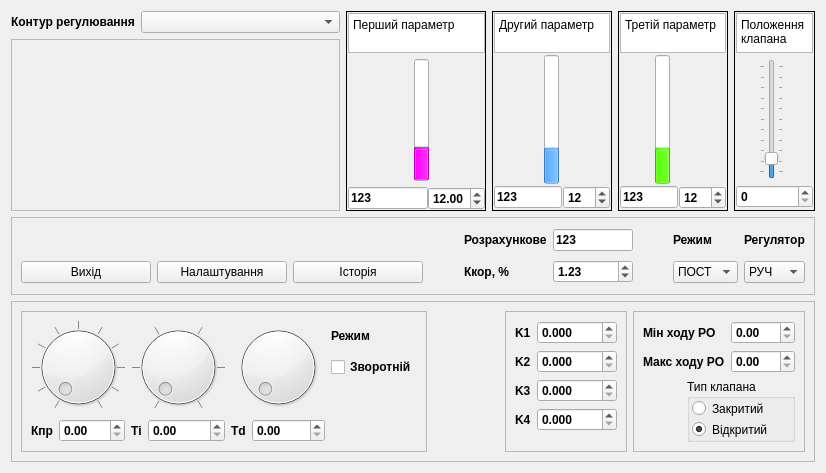
First picture: the form in panelReg/panelReg.ui, repository vanessaorgua/lib, before the edit.
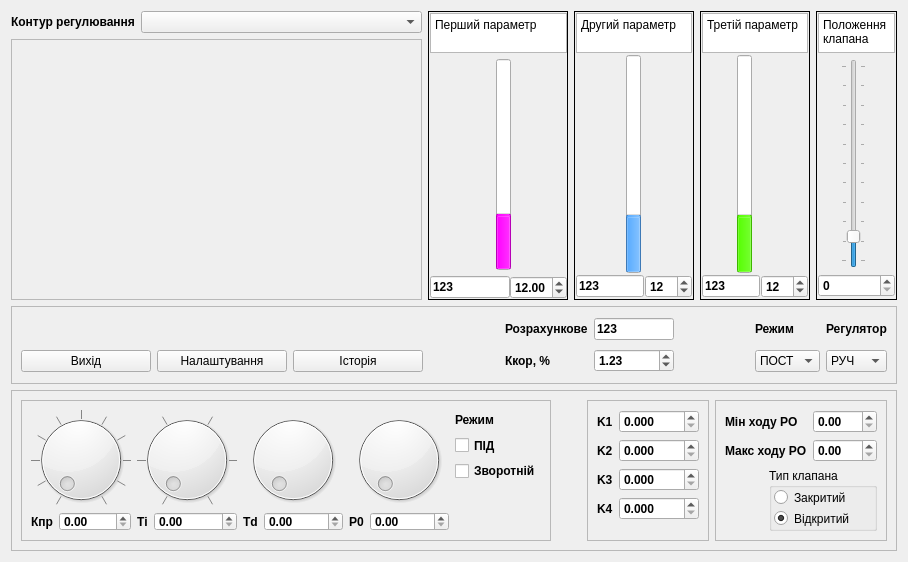
Second picture: the form after the edit. Icons and pictures are not drawn. Custom widgets are drawn as their Qt base class.

Commit message:
Модифіковано панель регулятора: додано два значення P0 та Mode. Ця корекція вимагає модифікації всі reg.txt файлів. Наразі потрібно модифікувати ці файли в наступних проектах: talne/satur/scada dondushen/satur/scada Linovitsa/kf-1000/scada Linovitsa/filters Хоча останній проект в принципі потрібно сильно модифікувати.
Також в черговий раз модифіковано LogSQLite

```diff
--- a/panelReg/panelReg.ui
+++ b/panelReg/panelReg.ui
@@ -6,8 +6,8 @@
    <rect>
     <x>0</x>
     <y>0</y>
-    <width>826</width>
-    <height>473</height>
+    <width>908</width>
+    <height>562</height>
    </rect>
   </property>
   <property name="windowTitle">
@@ -922,26 +922,7 @@
          <enum>QFrame::Raised</enum>
         </property>
         <layout class="QGridLayout" name="gridLayout">
-         <item row="0" column="4" rowspan="3" colspan="2">
-          <widget class="QDial" name="dialTd">
-           <property name="whatsThis">
-            <string>зміщення виходу для пропорційного регулятора</string>
-           </property>
-           <property name="maximum">
-            <number>500</number>
-           </property>
-           <property name="wrapping">
-            <bool>false</bool>
-           </property>
-           <property name="notchTarget">
-            <double>50.000000000000000</double>
-           </property>
-           <property name="notchesVisible">
-            <bool>false</bool>
-           </property>
-          </widget>
-         </item>
-         <item row="3" column="1">
+         <item row="4" column="1">
           <widget class="QDoubleSpinBox" name="sbKpr">
            <property name="font">
             <font>
@@ -957,7 +938,7 @@
            </property>
           </widget>
          </item>
-         <item row="3" column="3">
+         <item row="4" column="3">
           <widget class="QDoubleSpinBox" name="sbTi">
            <property name="font">
             <font>
@@ -976,7 +957,7 @@
            </property>
           </widget>
          </item>
-         <item row="3" column="5">
+         <item row="4" column="5">
           <widget class="QDoubleSpinBox" name="sbTd">
            <property name="font">
             <font>
@@ -995,7 +976,7 @@
            </property>
           </widget>
          </item>
-         <item row="0" column="6">
+         <item row="0" column="8">
           <widget class="QLabel" name="label">
            <property name="font">
             <font>
@@ -1008,7 +989,7 @@
            </property>
           </widget>
          </item>
-         <item row="1" column="6">
+         <item row="2" column="8">
           <widget class="QCheckBox" name="regRev">
            <property name="font">
             <font>
@@ -1021,7 +1002,7 @@
            </property>
           </widget>
          </item>
-         <item row="3" column="0">
+         <item row="4" column="0">
           <widget class="QLabel" name="labelKpr">
            <property name="sizePolicy">
             <sizepolicy hsizetype="Maximum" vsizetype="Preferred">
@@ -1040,7 +1021,7 @@
            </property>
           </widget>
          </item>
-         <item row="3" column="2">
+         <item row="4" column="2">
           <widget class="QLabel" name="labelTi">
            <property name="sizePolicy">
             <sizepolicy hsizetype="Maximum" vsizetype="Preferred">
@@ -1059,7 +1040,7 @@
            </property>
           </widget>
          </item>
-         <item row="3" column="4">
+         <item row="4" column="4">
           <widget class="QLabel" name="labelTd">
            <property name="sizePolicy">
             <sizepolicy hsizetype="Maximum" vsizetype="Preferred">
@@ -1078,8 +1059,20 @@
            </property>
           </widget>
          </item>
-         <item row="0" column="2" rowspan="3" colspan="2">
+         <item row="0" column="2" rowspan="4" colspan="2">
           <widget class="QDial" name="dialTi">
+           <property name="minimumSize">
+            <size>
+             <width>100</width>
+             <height>100</height>
+            </size>
+           </property>
+           <property name="maximumSize">
+            <size>
+             <width>100</width>
+             <height>100</height>
+            </size>
+           </property>
            <property name="whatsThis">
             <string>Час ізодрому (час подвоєння)</string>
            </property>
@@ -1094,8 +1087,20 @@
            </property>
           </widget>
          </item>
-         <item row="0" column="0" rowspan="3" colspan="2">
+         <item row="0" column="0" rowspan="4" colspan="2">
           <widget class="QDial" name="dialKpr">
+           <property name="minimumSize">
+            <size>
+             <width>100</width>
+             <height>100</height>
+            </size>
+           </property>
+           <property name="maximumSize">
+            <size>
+             <width>100</width>
+             <height>100</height>
+            </size>
+           </property>
            <property name="whatsThis">
             <string>Коефіцієнт пропорційності регулятора</string>
            </property>
@@ -1122,6 +1127,119 @@
            </property>
           </widget>
          </item>
+         <item row="1" column="8">
+          <widget class="QCheckBox" name="regMode">
+           <property name="font">
+            <font>
+             <weight>75</weight>
+             <bold>true</bold>
+            </font>
+           </property>
+           <property name="text">
+            <string>ПІД</string>
+           </property>
+          </widget>
+         </item>
+         <item row="0" column="4" rowspan="4" colspan="2">
+          <widget class="QDial" name="dialTd">
+           <property name="minimumSize">
+            <size>
+             <width>100</width>
+             <height>100</height>
+            </size>
+           </property>
+           <property name="maximumSize">
+            <size>
+             <width>100</width>
+             <height>100</height>
+            </size>
+           </property>
+           <property name="whatsThis">
+            <string>зміщення виходу для пропорційного регулятора</string>
+           </property>
+           <property name="maximum">
+            <number>500</number>
+           </property>
+           <property name="wrapping">
+            <bool>false</bool>
+           </property>
+           <property name="notchTarget">
+            <double>50.000000000000000</double>
+           </property>
+           <property name="notchesVisible">
+            <bool>false</bool>
+           </property>
+          </widget>
+         </item>
+         <item row="4" column="6">
+          <widget class="QLabel" name="labelTd_2">
+           <property name="sizePolicy">
+            <sizepolicy hsizetype="Maximum" vsizetype="Preferred">
+             <horstretch>0</horstretch>
+             <verstretch>0</verstretch>
+            </sizepolicy>
+           </property>
+           <property name="font">
+            <font>
+             <weight>75</weight>
+             <bold>true</bold>
+            </font>
+           </property>
+           <property name="text">
+            <string>P0</string>
+           </property>
+          </widget>
+         </item>
+         <item row="4" column="7">
+          <widget class="QDoubleSpinBox" name="sbP0">
+           <property name="font">
+            <font>
+             <weight>75</weight>
+             <bold>true</bold>
+            </font>
+           </property>
+           <property name="whatsThis">
+            <string>зміщення виходу для пропорційного регулятора</string>
+           </property>
+           <property name="maximum">
+            <double>100.000000000000000</double>
+           </property>
+           <property name="singleStep">
+            <double>0.100000000000000</double>
+           </property>
+          </widget>
+         </item>
+         <item row="0" column="6" rowspan="4" colspan="2">
+          <widget class="QDial" name="dialP0">
+           <property name="minimumSize">
+            <size>
+             <width>100</width>
+             <height>100</height>
+            </size>
+           </property>
+           <property name="maximumSize">
+            <size>
+             <width>100</width>
+             <height>100</height>
+            </size>
+           </property>
+           <property name="whatsThis">
+            <string>зміщення виходу для пропорційного регулятора</string>
+           </property>
+           <property name="maximum">
+            <number>100</number>
+           </property>
+           <property name="wrapping">
+            <bool>false</bool>
+           </property>
+           <property name="notchTarget">
+            <double>50.000000000000000</double>
+           </property>
+           <property name="notchesVisible">
+            <bool>false</bool>
+           </property>
+          </widget>
+         </item>
         </layout>
        </widget>
       </item>
```
The commit also changes 3 other files.
